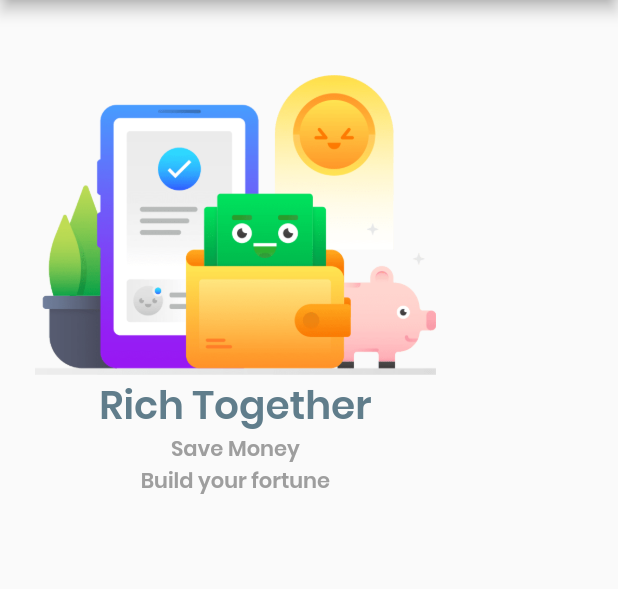
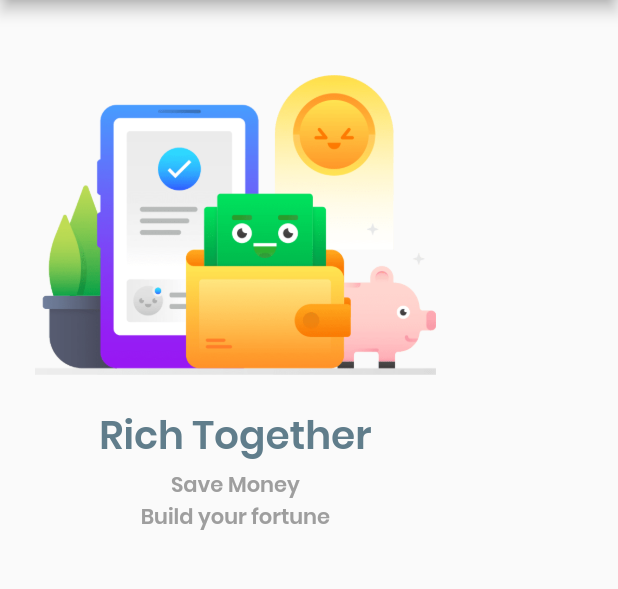
Before and after one commit to rendikr/learning-flutter-mobile-apps, a Flutter app: the screen it shows after launch, on a phone screen of 412 x 824 dp, the part 84-673 px from its top. Run offline on Flutter 3.47's test engine with Material 2 defaults, Android fonts, the phone set to English and light mode, and no system bars.

Commit message:
padding widget

```diff
--- a/lib/main.dart
+++ b/lib/main.dart
@@ -42,7 +42,13 @@ class MyApp extends StatelessWidget {
                         image: AssetImage('assets/images/ic_payment.png'),
                         height: 200,
                       ),
-                      Text('Rich Together', style: mainHeader),
+                      Padding(
+                        padding: EdgeInsets.only(
+                          top: 20.0,
+                          bottom: 4.0
+                        ),
+                        child: Text('Rich Together', style: mainHeader)
+                      ),
                       Text('Save Money \nBuild your fortune',
                         style: subHeader,
                         textAlign: TextAlign.center
```
